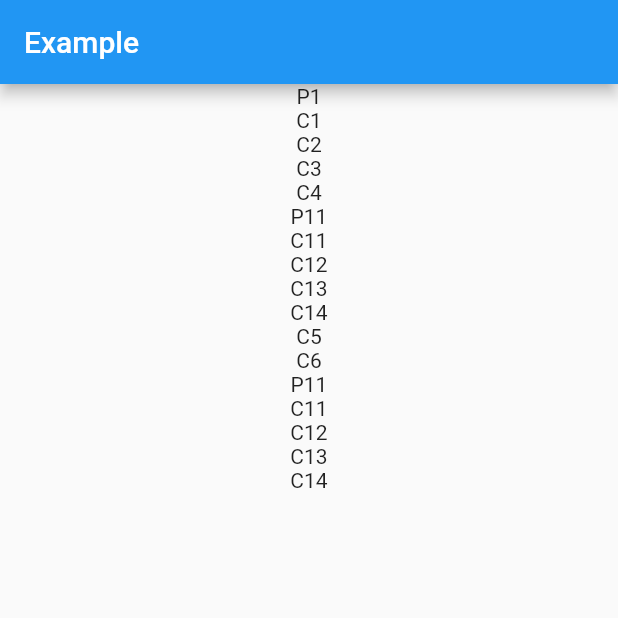
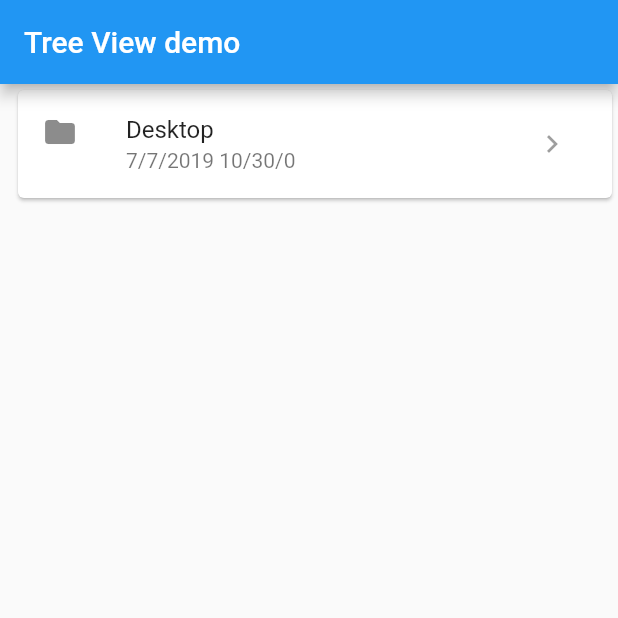
Before and after one commit to ajilo297/flutter_tree_view, a Flutter app: the screen it shows after launch, on a phone screen of 412 x 824 dp, the top half of it. Run offline on Flutter 3.47's test engine with Material 2 defaults, Android fonts, the phone set to English and light mode, and no system bars.

Commit message:
Modified example with new API

```diff
--- a/example/lib/main.dart
+++ b/example/lib/main.dart
@@ -1,3 +1,6 @@
+import 'package:example/models/document.dart';
+import 'package:example/widgets/directory_widget.dart';
+import 'package:example/widgets/file_widget.dart';
 import 'package:flutter/material.dart';
 
 import 'package:tree_view/tree_view.dart';
@@ -8,58 +11,133 @@ class MainApplication extends StatelessWidget {
   @override
   Widget build(BuildContext context) {
     return MaterialApp(
-      home: HomeView(),
+      home: HomePage(),
     );
   }
 }
 
-class HomeView extends StatefulWidget {
+class HomePage extends StatefulWidget {
+  HomePage({Key key, this.title}) : super(key: key);
+
+  final String title;
+
   @override
-  _HomeViewState createState() => _HomeViewState();
+  _HomePageState createState() => _HomePageState();
 }
 
-class _HomeViewState extends State<HomeView> {
+class _HomePageState extends State<HomePage> {
+  List<Document> documentList = [
+    Document(
+      name: 'Desktop',
+      dateModified: DateTime.now(),
+      isFile: false,
+      childData: [
+        Document(name: 'Projects', dateModified: DateTime.now(), childData: [
+          Document(
+              name: 'flutter_app',
+              dateModified: DateTime.now(),
+              childData: [
+                Document(
+                  name: 'README.md',
+                  dateModified: DateTime.now(),
+                  isFile: true,
+                ),
+                Document(
+                  name: 'pubspec.yaml',
+                  dateModified: DateTime.now(),
+                  isFile: true,
+                ),
+                Document(
+                  name: 'pubspec.lock',
+                  dateModified: DateTime.now(),
+                  isFile: true,
+                ),
+                Document(
+                  name: '.gitignore',
+                  dateModified: DateTime.now(),
+                  isFile: true,
+                ),
+                Document(
+                  name: 'lib',
+                  dateModified: DateTime.now(),
+                  isFile: false,
+                  childData: [
+                    Document(
+                      name: 'main.dart',
+                      dateModified: DateTime.now(),
+                      isFile: true,
+                    ),
+                  ],
+                ),
+              ])
+        ]),
+        Document(
+          name: 'test.sh',
+          dateModified: DateTime.now(),
+          isFile: true,
+        ),
+        Document(
+          name: 'image.png',
+          dateModified: DateTime.now(),
+          isFile: true,
+        ),
+        Document(
+          name: 'image2.png',
+          dateModified: DateTime.now(),
+          isFile: true,
+        ),
+        Document(
+          name: 'image3.png',
+          dateModified: DateTime.now(),
+          isFile: true,
+        ),
+      ],
+    ),
+  ];
+
   @override
   Widget build(BuildContext context) {
     return Scaffold(
       appBar: AppBar(
-        title: Text('Example'),
+        title: Text(widget.title ?? 'Tree View demo'),
       ),
       body: TreeView(
-        startExpanded: true,
-        children: [
-          TreeViewChild(
-
-            parent: Text('P1'),
-            children: [
-              Text('C1'),
-              Text('C2'),
-              Text('C3'),
-              Text('C4'),
-              TreeViewChild(
-                parent: Text('P11'),
-                children: <Widget>[
-                  Text('C11'),
-                  Text('C12'),
-                  Text('C13'),
-                  Text('C14'),
-                ],
-              ),
-              Text('C5'),
-              Text('C6'),
-              TreeViewChild(
-                parent: Text('P11'),
-                children: <Widget>[
-                  Text('C11'),
-                  Text('C12'),
-                  Text('C13'),
-                  Text('C14'),
-                ],
-              ),
-            ],
-          ),
-        ],
+        startExpanded: false,
+        children: _getChildList(documentList),
       ),
     );
   }
+
+  List<Widget> _getChildList(List<Document> childDocuments) {
+    return childDocuments.map((document) {
+      if (!document.isFile) {
+        return Container(
+          margin: EdgeInsets.only(left: 8),
+          child: TreeViewChild(
+            parent: _getDocumentWidget(document: document),
+            children: _getChildList(document.childData),
+          ),
+        );
+      }
+      return Container(
+        margin: const EdgeInsets.only(left: 4.0),
+        child: _getDocumentWidget(document: document),
+      );
+    }).toList();
+  }
+
+  Widget _getDocumentWidget({@required Document document}) => document.isFile
+      ? _getFileWidget(document: document)
+      : _getDirectoryWidget(document: document);
+
+  DirectoryWidget _getDirectoryWidget({@required Document document}) =>
+      DirectoryWidget(
+        directoryName: document.name,
+        lastModified: document.dateModified,
+      );
+
+  FileWidget _getFileWidget({@required Document document}) => FileWidget(
+        fileName: document.name,
+        lastModified: document.dateModified,
+      );
 }
--- a/lib/tree_view.dart
+++ b/lib/tree_view.dart
@@ -5,18 +5,18 @@ import 'package:flutter/material.dart';
 import 'package:flutter/scheduler.dart';
 
 class TreeView extends InheritedWidget {
-  final List<TreeViewChild> children;
+  final List<Widget> children;
   final bool startExpanded;
 
   TreeView({
     Key key,
-    @required List<TreeViewChild> children,
+    @required List<Widget> children,
     bool startExpanded = false,
   })  : this.children = children,
         this.startExpanded = startExpanded,
         super(
           key: key,
-          child: TreeViewData(
+          child: _TreeViewData(
             children: children,
           ),
         );
@@ -35,10 +35,10 @@ class TreeView extends InheritedWidget {
   }
 }
 
-class TreeViewData extends StatelessWidget {
-  final List<TreeViewChild> children;
+class _TreeViewData extends StatelessWidget {
+  final List<Widget> children;
 
-  const TreeViewData({
+  const _TreeViewData({
     this.children,
   });
 
@@ -71,7 +71,7 @@ class TreeViewChild extends StatefulWidget {
   }
 
   @override
-  _TreeViewChildState createState() => _TreeViewChildState();
+  TreeViewChildState createState() => TreeViewChildState();
 
   TreeViewChild copyWith(
     TreeViewChild source, {
@@ -89,7 +89,7 @@ class TreeViewChild extends StatefulWidget {
   }
 }
 
-class _TreeViewChildState extends State<TreeViewChild> {
+class TreeViewChildState extends State<TreeViewChild> {
   bool isExpanded;
 
   @override
@@ -111,12 +111,7 @@ class _TreeViewChildState extends State<TreeViewChild> {
       children: <Widget>[
         GestureDetector(
           child: widget.parent,
-          onTap: widget.onTap ??
-              () {
-                setState(() {
-                  isExpanded = !isExpanded;
-                });
-              },
+          onTap: widget.onTap ?? () => toggleExpanded(),
         ),
         AnimatedContainer(
           duration: Duration(milliseconds: 400),
@@ -130,4 +125,10 @@ class _TreeViewChildState extends State<TreeViewChild> {
       ],
     );
   }
+
+  void toggleExpanded() {
+    setState(() {
+      this.isExpanded = !this.isExpanded;
+    });
+  }
 }
```
